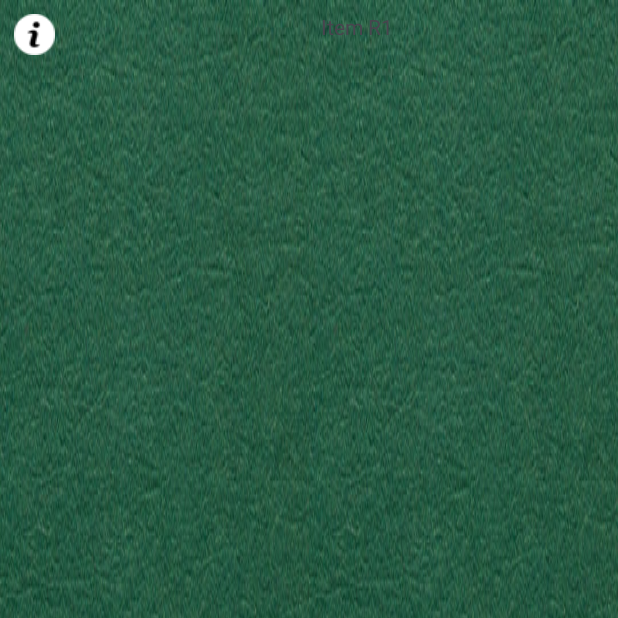
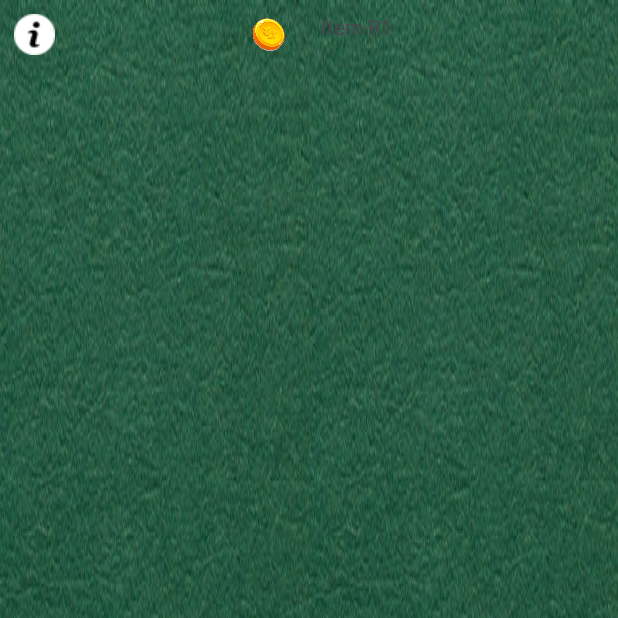
Before and after one commit to unaigarcia02/SoloWin, an Android app: the BuscaMinasActivity screen opened directly, with no data from a screen before it, on a phone screen of 412 x 824 dp, the top half of it. Run offline under Robolectric (Android 15) with nearby library versions, the light colour scheme and no system bars.

Commit message:
monedas del jugador, buscaminas

```diff
--- a/app/src/main/res/layout/activity_busca_minas.xml
+++ b/app/src/main/res/layout/activity_busca_minas.xml
@@ -13,8 +13,8 @@
         android:id="@+id/leftGridLayout"
         android:layout_width="0dp"
         android:layout_height="match_parent"
-        android:rowCount="2"
-        android:columnCount="2"
+        android:rowCount="3"
+        android:columnCount="3"
         android:padding="8dp"
         android:background="@drawable/tapete2"
         app:layout_constraintTop_toTopOf="parent"
@@ -23,17 +23,45 @@
         app:layout_constraintEnd_toStartOf="@+id/rightGridLayout">
 
         <!-- Elementos dentro del GridLayout izquierdo -->
+        <!-- Botón de Información (ícono) -->
         <ImageButton
             android:id="@+id/infobtn"
             android:layout_width="29dp"
             android:layout_height="29dp"
-            android:contentDescription=""
+            android:layout_row="0"
+            android:layout_column="0"
             app:layout_constraintStart_toStartOf="parent"
             app:layout_constraintTop_toTopOf="parent"
             app:srcCompat="@drawable/info"
             tools:ignore="ContentDescription" />
 
-        <!-- Agrega más elementos aquí -->
+        <!-- Cantidad de monedas -->
+        <LinearLayout
+            android:layout_width="29dp"
+            android:layout_height="29dp"
+            android:layout_row="0"
+            android:layout_column="2"
+            android:orientation="horizontal"
+            android:gravity="end">
+
+            <ImageView
+                android:id="@+id/coinIcon"
+                android:layout_width="wrap_content"
+                android:layout_height="wrap_content"
+                android:src="@drawable/coin"
+                tools:ignore="ContentDescription" />
+
+            <TextView
+                android:id="@+id/saldoText"
+                android:layout_width="wrap_content"
+                android:layout_height="wrap_content"
+                android:text="1000"
+                android:textColor="#FFF"
+                android:layout_marginStart="4dp" />
+        </LinearLayout>
+
+
+
     </GridLayout>
 
     <!-- GridLayout de la derecha -->
```
Also changed, not shown: app/src/main/res/drawable/coin.png (added).
